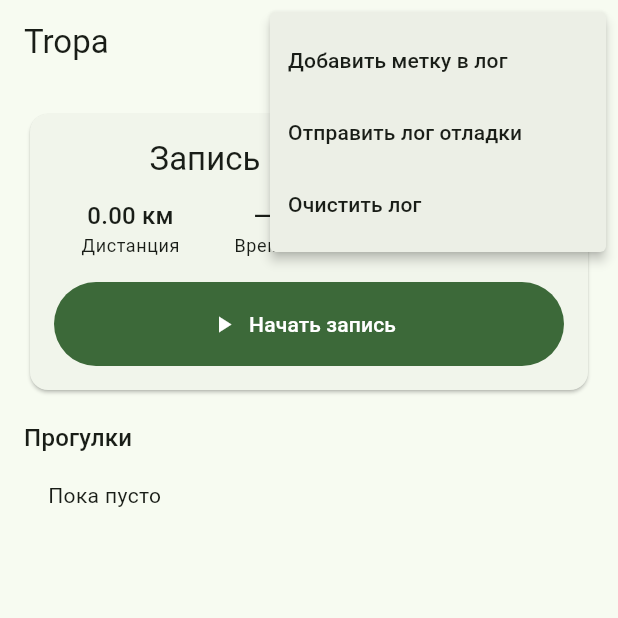
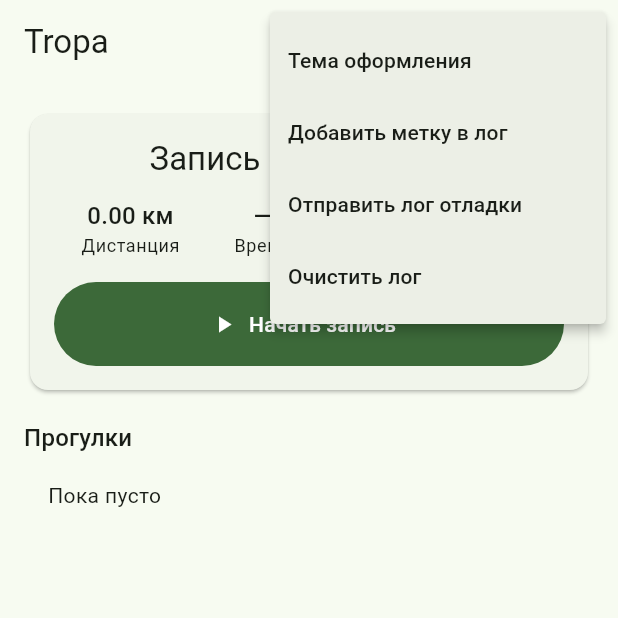
Before and after one commit to oneup1689/Tropa, a Flutter app: the screen it shows after launch, after a tap on the "more vert" icon, on a phone screen of 412 x 824 dp, the top half of it. Run offline on Flutter 3.47's test engine with Material 3 defaults, Android fonts, the phone set to English and light mode, and no system bars; our stand-ins replace battery_plus, device_info_plus, geolocator, package_info_plus, permission_handler, share_plus and 1 more; accounts and stored records are empty.

Commit message:
Persistent GPS-off banner, alert debounce and reset, theme picker, orange restored gaps
Co-Authored-By: Claude Sonnet 5.5 <noreply@anthropic.com>

```diff
--- a/lib/main.dart
+++ b/lib/main.dart
@@ -3,7 +3,9 @@ import 'dart:io';
 
 import 'package:device_info_plus/device_info_plus.dart';
 import 'package:flutter/material.dart';
+import 'package:geolocator/geolocator.dart';
 import 'package:package_info_plus/package_info_plus.dart';
+import 'package:path_provider/path_provider.dart';
 import 'package:permission_handler/permission_handler.dart';
 import 'package:share_plus/share_plus.dart';
 
@@ -15,9 +17,36 @@ import 'package:flutter/services.dart';
 import 'recorder.dart';
 import 'route_view.dart';
 
+/// App theme: light / dark / follow the phone. Stored in a small file next to the log.
+final ValueNotifier<ThemeMode> themeMode = ValueNotifier(ThemeMode.system);
+
+Future<File> _themeFile() async => File('${(await getApplicationDocumentsDirectory()).path}/theme_mode.txt');
+
+Future<void> _loadTheme() async {
+  try {
+    final f = await _themeFile();
+    if (await f.exists()) {
+      final v = (await f.readAsString()).trim();
+      themeMode.value = ThemeMode.values.firstWhere((m) => m.name == v, orElse: () => ThemeMode.system);
+    }
+  } catch (_) {
+    // keep default
+  }
+}
+
+Future<void> _saveTheme(ThemeMode m) async {
+  themeMode.value = m;
+  try {
+    await (await _themeFile()).writeAsString(m.name);
+  } catch (_) {
+    // theme still applies for this run
+  }
+}
+
 Future<void> main() async {
   WidgetsFlutterBinding.ensureInitialized();
   await DebugLog.instance.init();
+  await _loadTheme();
   FlutterError.onError = (d) => DebugLog.instance.log('FLUTTER_ERROR', d.exceptionAsString());
   await _logDevice();
   await Recorder.instance.init();
@@ -47,13 +76,17 @@ class TropaApp extends StatelessWidget {
 
   @override
   Widget build(BuildContext context) {
-    return MaterialApp(
+    return ValueListenableBuilder<ThemeMode>(
+      valueListenable: themeMode,
+      builder: (context, mode, _) => MaterialApp(
         title: 'Tropa',
         debugShowCheckedModeBanner: false,
+        themeMode: mode,
         theme: ThemeData(colorSchemeSeed: const Color(0xFF2E7D32), useMaterial3: true),
         darkTheme: ThemeData(
             colorSchemeSeed: const Color(0xFF2E7D32), brightness: Brightness.dark, useMaterial3: true),
         home: const HomePage(),
+      ),
     );
   }
 }
@@ -216,6 +249,31 @@ class _HomePageState extends State<HomePage> {
     await SharePlus.instance.share(ShareParams(files: [XFile(f.path)], text: 'Tropa — маршрут'));
   }
 
+  Future<void> _pickTheme() async {
+    final picked = await showDialog<ThemeMode>(
+      context: context,
+      builder: (c) => SimpleDialog(
+        title: const Text('Тема оформления'),
+        children: [
+          for (final (mode, label) in [
+            (ThemeMode.system, 'Как на смартфоне'),
+            (ThemeMode.light, 'Светлая'),
+            (ThemeMode.dark, 'Тёмная'),
+          ])
+            SimpleDialogOption(
+              onPressed: () => Navigator.pop(c, mode),
+              child: Row(children: [
+                Icon(themeMode.value == mode ? Icons.radio_button_checked : Icons.radio_button_off),
+                const SizedBox(width: 12),
+                Text(label),
+              ]),
+            ),
+        ],
+      ),
+    );
+    if (picked != null) await _saveTheme(picked);
+  }
+
   /// Quick notes for the test walk: what the user did with the phone and when.
   Future<void> _addMark() async {
     const presets = [
@@ -304,6 +362,7 @@ class _HomePageState extends State<HomePage> {
         actions: [
           PopupMenuButton<String>(
             onSelected: (v) async {
+              if (v == 'theme') await _pickTheme();
               if (v == 'mark') await _addMark();
               if (v == 'log') await _shareLog();
               if (v == 'clear') {
@@ -312,6 +371,7 @@ class _HomePageState extends State<HomePage> {
               }
             },
             itemBuilder: (_) => const [
+              PopupMenuItem(value: 'theme', child: Text('Тема оформления')),
               PopupMenuItem(value: 'mark', child: Text('Добавить метку в лог')),
               PopupMenuItem(value: 'log', child: Text('Отправить лог отладки')),
               PopupMenuItem(value: 'clear', child: Text('Очистить лог')),
@@ -322,6 +382,19 @@ class _HomePageState extends State<HomePage> {
       body: ListView(
         padding: const EdgeInsets.all(16),
         children: [
+          if (rec.recording && !rec.gpsEnabled)
+            Card(
+              color: Theme.of(context).colorScheme.errorContainer,
+              child: ListTile(
+                leading: const Icon(Icons.location_off),
+                title: const Text('GPS выключен — маршрут не пишется'),
+                subtitle: const Text('Включите геолокацию, запись продолжится сама.'),
+                trailing: FilledButton(
+                  onPressed: Geolocator.openLocationSettings,
+                  child: const Text('Включить'),
+                ),
+              ),
+            ),
           if (rec.interrupted != null && !rec.recording)
             Card(
               color: Theme.of(context).colorScheme.errorContainer,
@@ -348,7 +421,14 @@ class _HomePageState extends State<HomePage> {
                       _stat('Дистанция', '${(rec.distanceM / 1000).toStringAsFixed(2)} км'),
                       _stat('Время', rec.recording ? _fmt(elapsed) : '—'),
                       _stat('Точки', '${rec.pointCount}'),
-                      _stat('Точность', rec.recording ? '${rec.lastAccuracy.toStringAsFixed(0)} м' : '—'),
+                      _stat(
+                        rec.recording && rec.gpsEnabled && rec.sinceFixSec >= 20 ? 'Сигнал' : 'Точность',
+                        !rec.recording
+                            ? '—'
+                            : (rec.gpsEnabled && rec.sinceFixSec >= 20
+                                ? 'нет ${rec.sinceFixSec} с'
+                                : '${rec.lastAccuracy.toStringAsFixed(0)} м'),
+                      ),
                     ],
                   ),
                   const SizedBox(height: 16),
--- a/lib/recorder.dart
+++ b/lib/recorder.dart
@@ -33,6 +33,10 @@ class Recorder extends ChangeNotifier with WidgetsBindingObserver {
   int pointCount = 0;
   double distanceM = 0;
   double lastAccuracy = 0;
+
+  /// Seconds since the last GPS fix, and whether the system location service is on.
+  int sinceFixSec = 0;
+  bool gpsEnabled = true;
 
   /// Set at startup when the previous run ended without "stop" and nothing is recording now.
   SessionInfo? interrupted;
@@ -79,7 +83,9 @@ class Recorder extends ChangeNotifier with WidgetsBindingObserver {
       final dist = (m['distance'] as num?)?.toDouble() ?? 0;
       final acc = (m['accuracy'] as num?)?.toDouble() ?? 0;
       final start = (m['startMs'] as num?)?.toInt();
+      final since = (m['sinceFix'] as num?)?.toInt() ?? 0;
       final changed = running != recording ||
+          (since >= 20) != (sinceFixSec >= 20) ||
           pts != pointCount ||
           (dist - distanceM).abs() > 0.5 ||
           acc != lastAccuracy;
@@ -88,6 +94,7 @@ class Recorder extends ChangeNotifier with WidgetsBindingObserver {
       pointCount = pts;
       distanceM = dist;
       lastAccuracy = acc;
+      sinceFixSec = since;
       startedAt = running && start != null && start > 0 ? DateTime.fromMillisecondsSinceEpoch(start) : null;
       if (running) interrupted = null;
       if (changed) notifyListeners();
@@ -121,8 +128,16 @@ class Recorder extends ChangeNotifier with WidgetsBindingObserver {
         _lastModes = now;
       }
     });
+    Geolocator.isLocationServiceEnabled().then((v) {
+      gpsEnabled = v;
+      notifyListeners();
+    });
     Geolocator.getServiceStatusStream().listen(
-      (s) => _log.log('GPS_SERVICE', s == ServiceStatus.enabled ? 'GPS ON' : 'GPS OFF'),
+      (s) {
+        _log.log('GPS_SERVICE', s == ServiceStatus.enabled ? 'GPS ON' : 'GPS OFF');
+        gpsEnabled = s == ServiceStatus.enabled;
+        notifyListeners();
+      },
       onError: (Object e) => _log.log('GPS_SERVICE', 'status stream error: $e'),
     );
   }
--- a/lib/route_view.dart
+++ b/lib/route_view.dart
@@ -102,7 +102,7 @@ class _RoutePainter extends CustomPainter {
       ..strokeCap = StrokeCap.round
       ..style = PaintingStyle.stroke;
     final restored = Paint()
-      ..color = scheme.tertiary
+      ..color = Colors.deepOrange
       ..strokeWidth = 4
       ..strokeCap = StrokeCap.round
       ..style = PaintingStyle.stroke;
```
Also changed, not shown: 2 other files. Lines whose indentation alone changed are shown as unchanged.
